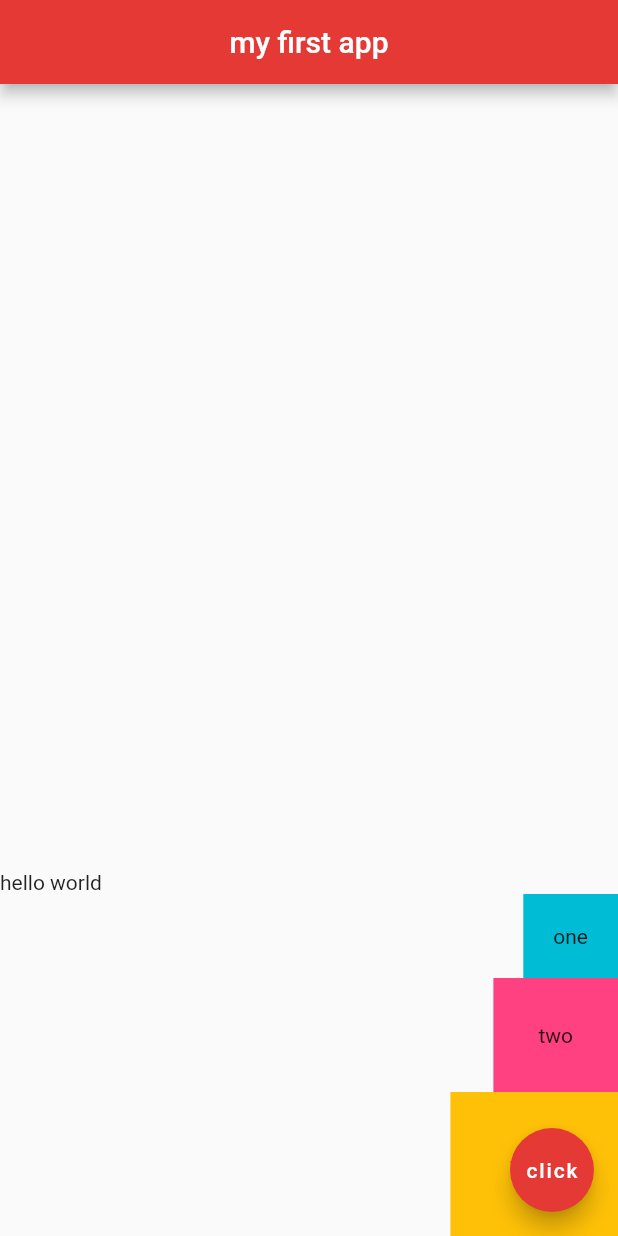
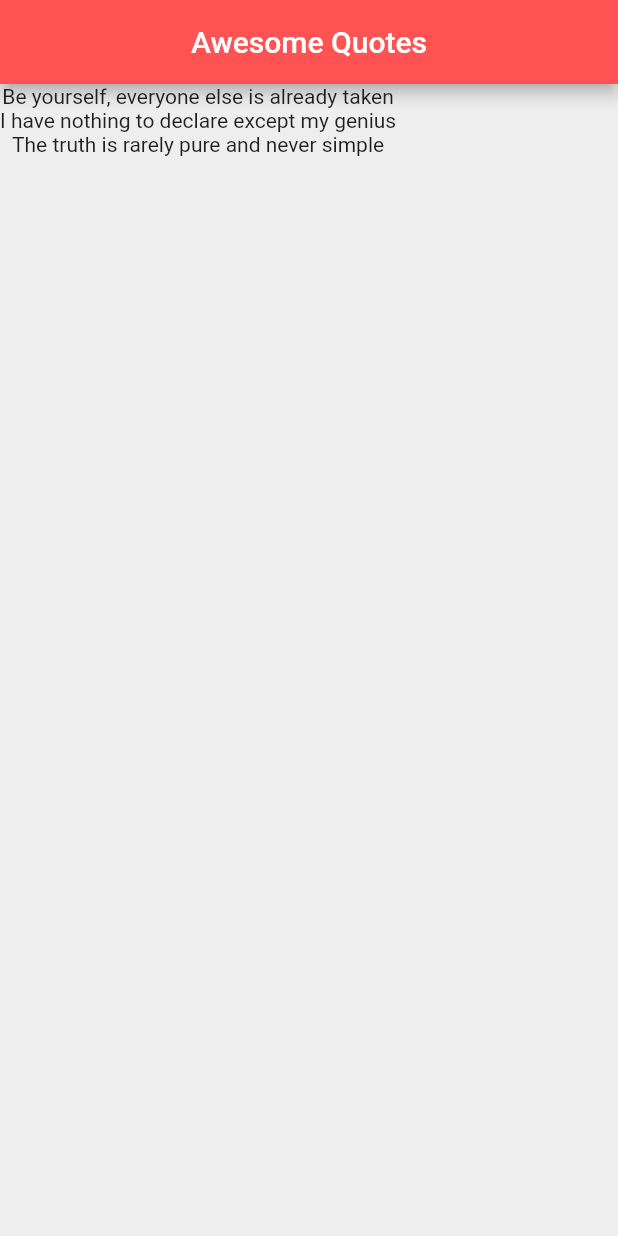
Before and after one commit to carameeapele/Flutter-Tutorial, a Flutter app: the screen it shows after launch, on a phone screen of 412 x 824 dp. Run offline on Flutter 3.47's test engine with Material 2 defaults, Android fonts, the phone set to English and light mode, and no system bars.

Commit message:
lesson 17

```diff
--- a/lib/main.dart
+++ b/lib/main.dart
@@ -2,50 +2,34 @@ import 'package:flutter/cupertino.dart';
 import 'package:flutter/material.dart';
 
 void main() => runApp(MaterialApp(
-  home: Home()
-));
+      home: QuoteList(),
+    ));
 
+class QuoteList extends StatefulWidget {
+  const QuoteList({Key? key}) : super(key: key);
 
-class Home extends StatelessWidget {
+  @override
+  _QuoteListState createState() => _QuoteListState();
+}
+
+class _QuoteListState extends State<QuoteList> {
+  List<String> quotes = [
+    'Be yourself, everyone else is already taken',
+    'I have nothing to declare except my genius',
+    'The truth is rarely pure and never simple'
+  ];
+
   @override
   Widget build(BuildContext context) {
     return Scaffold(
+      backgroundColor: Colors.grey[200],
       appBar: AppBar(
-        title: Text('my first app'),
+        title: Text('Awesome Quotes'),
         centerTitle: true,
-        backgroundColor: Colors.red[600],
+        backgroundColor: Colors.redAccent,
       ),
       body: Column(
-        mainAxisAlignment: MainAxisAlignment.end,
-        crossAxisAlignment: CrossAxisAlignment.end,
-        children: <Widget>[
-          Row(
-            children: <Widget>[
-              Text('hello'),
-              Text(' world'),
-            ],
-          ),
-          Container(
-            padding: EdgeInsets.all(20.0),
-            color: Colors.cyan,
-            child: Text('one'),
-          ),
-          Container(
-            padding: EdgeInsets.all(30.0),
-            color: Colors.pinkAccent,
-            child: Text('two'),
-          ),
-          Container(
-            padding: EdgeInsets.all(40.0),
-            color: Colors.amber,
-            child: Text('three'),
-          ),
-        ],
-      ),
-      floatingActionButton: FloatingActionButton(
-        onPressed: () {},
-        child: Text('click'),
-        backgroundColor: Colors.red[600],
+        children: quotes.map((quote) => Text(quote)).toList(),
       ),
     );
   }
```
Also changed, not shown: 1 other file.
